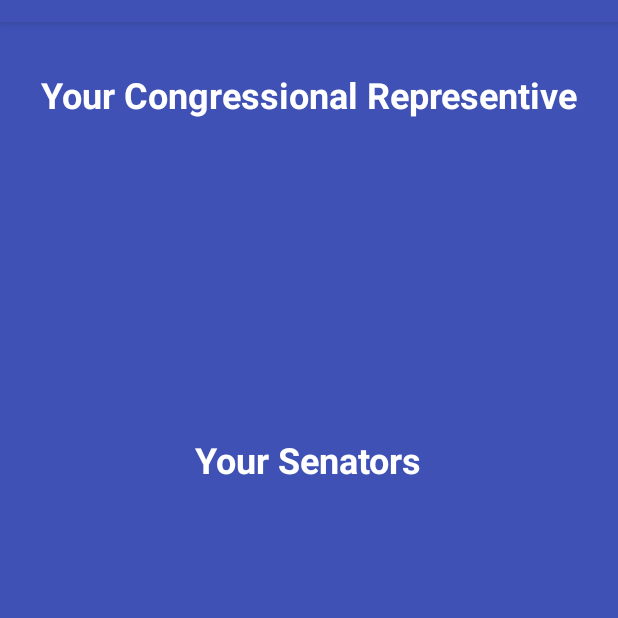
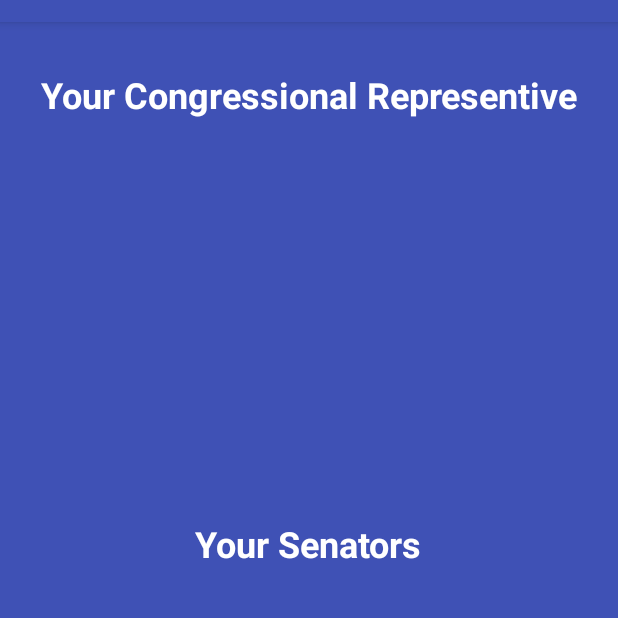
Before and after one commit to WarrenWDixon/UpdatedMakeMyVoiceHeard, an Android app: the screen it shows after launch (MainActivity), on a phone screen of 412 x 824 dp, the part 62-680 px from its top. Run offline under Robolectric (Android 15) with nearby library versions, the phone set to English and light mode, and no system bars; our stand-ins replace Picasso; pictures from the network do not load.

Commit message:
updated layout for phone

```diff
--- a/app/src/main/res/layout/activity_detail.xml
+++ b/app/src/main/res/layout/activity_detail.xml
@@ -89,8 +89,8 @@
 
     <Button
         android:id="@+id/phone"
-        android:elevation="16dp"
-        android:backgroundTint="@color/purple_700"
+        android:elevation="24dp"
+        android:backgroundTint="?colorAccent"
         android:layout_width="wrap_content"
         android:layout_height="wrap_content"
         android:layout_marginTop="20dp"
@@ -99,6 +99,7 @@
         android:textColor="@color/white"
         android:textSize="18sp"
         android:textStyle="bold"
+        android:padding="16dp"
         android:onClick="placeCall"
         android:layout_gravity="center" /> -->
 </LinearLayout>
--- a/app/src/main/res/layout/activity_main.xml
+++ b/app/src/main/res/layout/activity_main.xml
@@ -18,6 +18,7 @@
         android:textColor="@color/white"
         android:textSize="24sp"
         android:layout_marginTop="32dp"
+        android:layout_marginBottom="24dp"
         android:textStyle="bold" />
 
     <ImageView
@@ -34,6 +35,7 @@
         android:layout_width="wrap_content"
         android:layout_height="wrap_content"
         android:layout_marginTop="8dp"
+        android:layout_marginBottom="32dp"
         android:textColor="@color/white"
         android:textSize="18sp"
         android:layout_gravity="center" />
@@ -43,7 +45,7 @@
         android:layout_width="wrap_content"
         android:layout_height="wrap_content"
         android:layout_marginTop="20dp"
-        android:layout_marginBottom="10dp"
+        android:layout_marginBottom="32dp"
         android:text="Your Senators"
         android:textColor="@color/white"
         android:textSize="24sp"
```
